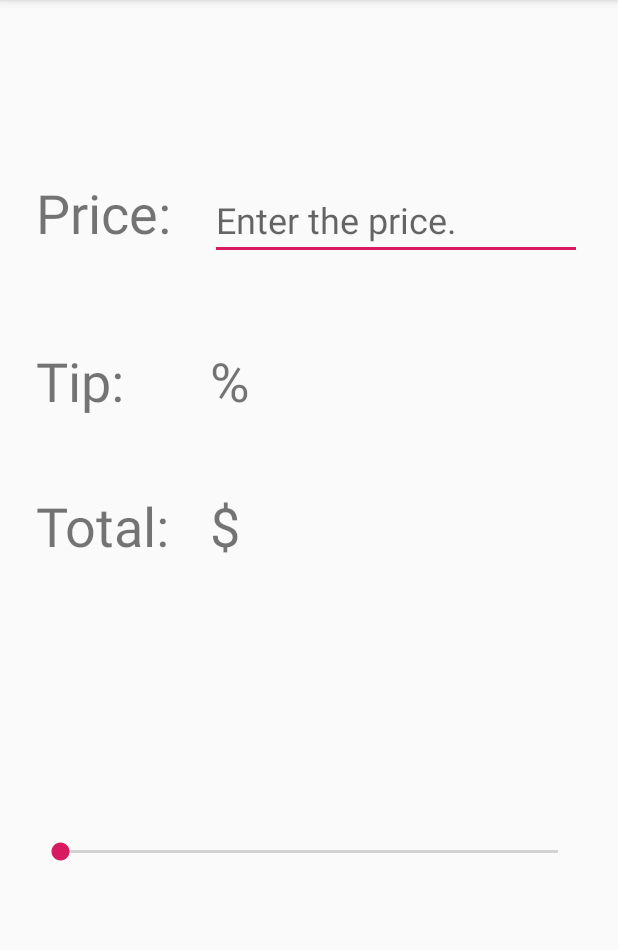
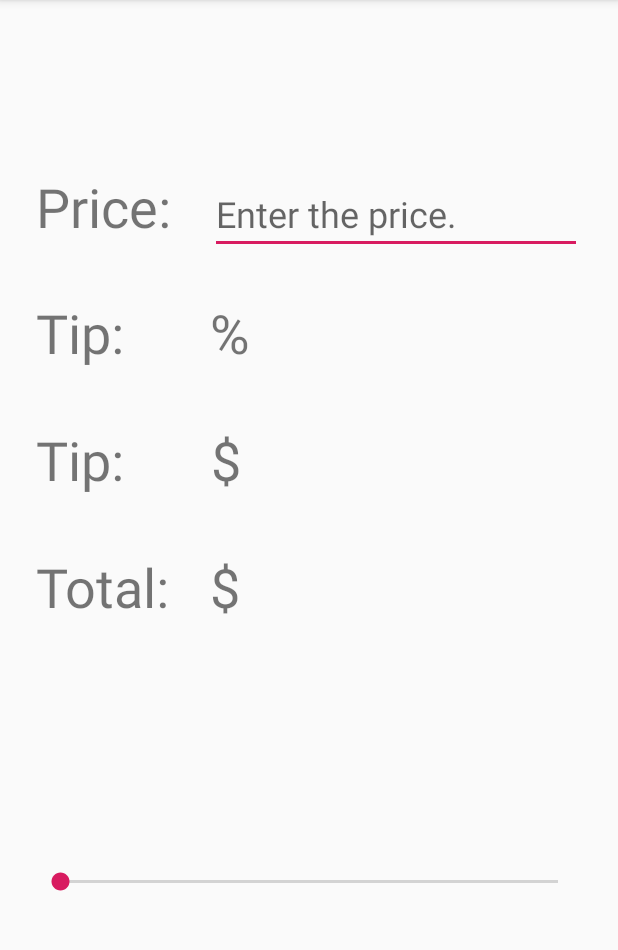
Before and after one commit to stephencordasco/MultiCalculator, an Android app: the TipCalculatorActivity screen opened directly, with no data from a screen before it, on a phone screen of 412 x 824 dp, the part 84-1034 px from its top. Run offline under Robolectric (Android 15) with nearby library versions, the phone set to English and light mode, and no system bars.

Commit message:
Added a Tip Cost text view to display the cost along with the tip percentage. Added functionality for text view updates as seek bar is used. Created a helper function to check for empty edit text fields.

```diff
--- a/app/src/main/AndroidManifest.xml
+++ b/app/src/main/AndroidManifest.xml
@@ -16,7 +16,9 @@
                 <category android:name="android.intent.category.LAUNCHER"/>
             </intent-filter>
         </activity>
-        <activity android:name=".TipCalculatorActivity">
+        <activity
+                android:name=".TipCalculatorActivity"
+                android:screenOrientation="portrait" >
         </activity>
     </application>
 
--- a/app/src/main/res/layout/activity_tip_calculator.xml
+++ b/app/src/main/res/layout/activity_tip_calculator.xml
@@ -47,7 +47,7 @@
             android:textSize="36sp"
             app:layout_constraintStart_toEndOf="@+id/tipTextView" android:layout_marginStart="16dp"
             app:layout_constraintEnd_toEndOf="parent" android:layout_marginEnd="8dp"
-            app:layout_constraintHorizontal_bias="0.0" android:layout_marginTop="56dp"
+            app:layout_constraintHorizontal_bias="0.0" android:layout_marginTop="28dp"
             app:layout_constraintTop_toBottomOf="@+id/priceEditText"/>
     <TextView
             android:layout_width="wrap_content"
@@ -57,8 +57,8 @@
             android:textSize="36sp"
             app:layout_constraintStart_toEndOf="@+id/totalTextView"
             android:layout_marginStart="16dp" app:layout_constraintEnd_toEndOf="parent" android:layout_marginEnd="8dp"
-            app:layout_constraintHorizontal_bias="0.0" android:layout_marginTop="48dp"
-            app:layout_constraintTop_toBottomOf="@+id/tipTextView2"/>
+            app:layout_constraintHorizontal_bias="0.0"
+            android:layout_marginTop="36dp" app:layout_constraintTop_toBottomOf="@+id/tipCostTextView2"/>
     <EditText
             android:layout_width="0dp"
             android:layout_height="wrap_content"
@@ -68,7 +68,21 @@
             android:hint="@string/enter_price"
             android:textSize="24sp" app:layout_constraintStart_toEndOf="@+id/priceTextView"
             app:layout_constraintEnd_toEndOf="parent" android:layout_marginEnd="24dp" android:layout_marginStart="16dp"
-            android:layout_marginTop="120dp" app:layout_constraintTop_toTopOf="parent"
-            app:layout_constraintHorizontal_bias="0.0" />
+            android:layout_marginTop="116dp" app:layout_constraintTop_toTopOf="parent"
+            app:layout_constraintHorizontal_bias="0.0"/>
+    <TextView
+            android:text="@string/tip_text_view"
+            android:layout_width="100dp"
+            android:layout_height="wrap_content"
+            android:id="@+id/tipCostTextView" android:textSize="36sp" app:layout_constraintStart_toStartOf="parent"
+            android:layout_marginStart="24dp" app:layout_constraintBaseline_toBaselineOf="@+id/tipCostTextView2"/>
+    <TextView
+            android:text="@string/dollar_sign"
+            android:layout_width="wrap_content"
+            android:layout_height="wrap_content"
+            android:id="@+id/tipCostTextView2" android:textSize="36sp" app:layout_constraintStart_toEndOf="@+id/tipCostTextView"
+            android:layout_marginStart="8dp" app:layout_constraintEnd_toEndOf="parent" android:layout_marginEnd="8dp"
+            app:layout_constraintHorizontal_bias="0.035" android:layout_marginTop="36dp"
+            app:layout_constraintTop_toBottomOf="@+id/tipTextView2"/>
 
 </android.support.constraint.ConstraintLayout>
```
Also changed, not shown: app/src/main/java/com/example/steph/multicalculator/TipCalculatorActivity.kt (+29 -4 lines).
